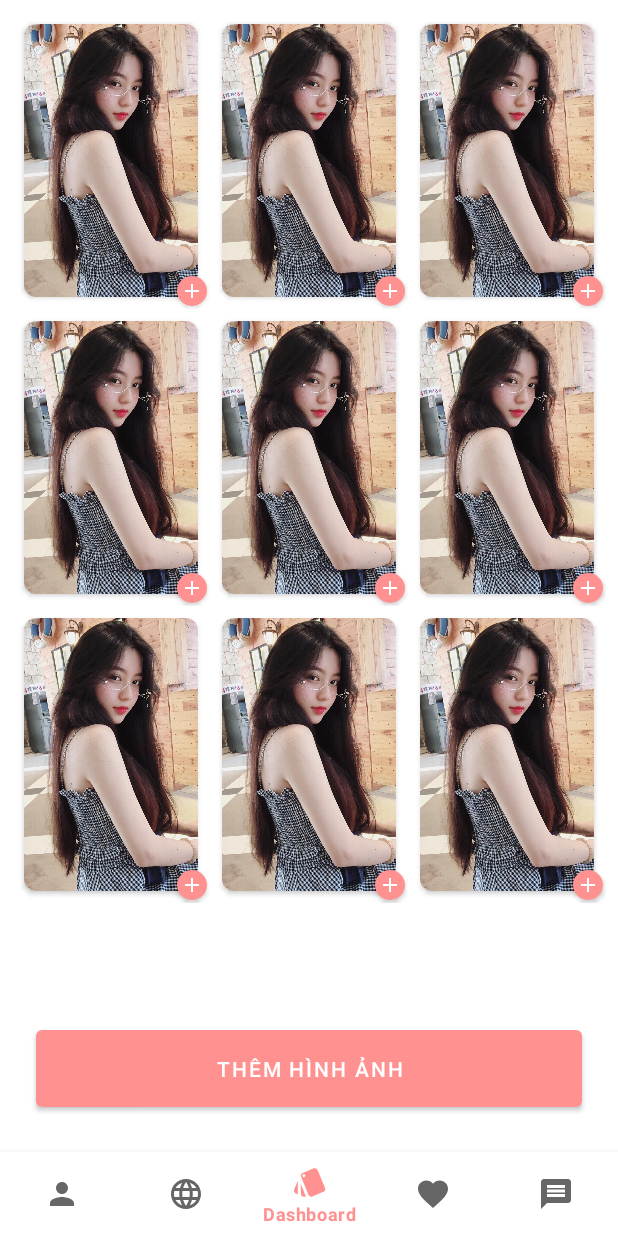
After one commit to tranphunguyen98/DateMe, an Android app: the EditProfileFragment screen opened through its navigation route, on a phone screen of 412 x 824 dp. The commit adds this screen. Run offline under Robolectric (Android 15) with nearby library versions, the phone set to English and light mode, and no system bars; our stand-ins replace Dagger/Hilt's generated code, Firebase (no records; nobody signed in at launch, a user with empty details on screens opened directly), data binding, navigation-ui; libraries missing offline, so code that uses them is left out: com.yuyakaido.android; Roboto replaces fonts that are not available here; 5 statements that could not run were skipped.

Commit message:
feat (EditProfile): created basically ListImage

```diff
--- /dev/null
+++ b/app/src/main/java/phu/nguyen/dateme/ui/editProfile/EditProfileFragment.kt
@@ -0,0 +1,40 @@
+package phu.nguyen.dateme.ui.editProfile
+
+import android.os.Bundle
+import android.view.LayoutInflater
+import android.view.View
+import android.view.ViewGroup
+import androidx.fragment.app.Fragment
+import androidx.lifecycle.ViewModelProviders
+import androidx.recyclerview.widget.GridLayoutManager
+import kotlinx.android.synthetic.main.edit_profile_fragment.*
+import phu.nguyen.dateme.R
+
+class EditProfileFragment : Fragment() {
+
+    companion object {
+        fun newInstance() = EditProfileFragment()
+    }
+
+    private lateinit var viewModel: EditProfileViewModel
+
+    override fun onCreateView(
+        inflater: LayoutInflater, container: ViewGroup?,
+        savedInstanceState: Bundle?
+    ): View? {
+        return inflater.inflate(R.layout.edit_profile_fragment, container, false)
+    }
+
+    override fun onActivityCreated(savedInstanceState: Bundle?) {
+        super.onActivityCreated(savedInstanceState)
+        viewModel = ViewModelProviders.of(this).get(EditProfileViewModel::class.java)
+        // TODO: Use the ViewModel
+        val image1 = "https://firebasestorage.googleapis.com/v0/b/dateme-f8ef6.appspot.com/o/1_1.jpg?alt=media&token=2e656a4d-ef49-4b77-83ae-0bdf84bea3cf"
+        val image2 = "https://firebasestorage.googleapis.com/v0/b/dateme-f8ef6.appspot.com/o/1_2.jpg?alt=media&token=79a6f89c-e232-4751-a617-79e3bfb3c023"
+
+        val listImage = listOf<String>(image1,image2,image1,image2,image1,image2,image1,image2,image1)
+        rc_images.layoutManager = GridLayoutManager(context,3)
+        rc_images.adapter = ImageEditProfileAdapter(listImage)
+    }
+
+}
--- /dev/null
+++ b/app/src/main/java/phu/nguyen/dateme/ui/editProfile/EditProfileViewModel.kt
@@ -0,0 +1,7 @@
+package phu.nguyen.dateme.ui.editProfile
+
+import androidx.lifecycle.ViewModel
+
+class EditProfileViewModel : ViewModel() {
+    // TODO: Implement the ViewModel
+}
--- /dev/null
+++ b/app/src/main/java/phu/nguyen/dateme/ui/editProfile/ImageEditProfileAdapter.kt
@@ -0,0 +1,32 @@
+package phu.nguyen.dateme.ui.editProfile
+
+import android.view.LayoutInflater
+import android.view.ViewGroup
+import androidx.recyclerview.widget.RecyclerView
+import phu.nguyen.dateme.databinding.ItemImageEditProfileBinding
+
+
+class ImageEditProfileAdapter(private val listImage: List<String>) : RecyclerView.Adapter<ImageEditProfileAdapter.ImageEditVH>() {
+
+    override fun onCreateViewHolder(parent: ViewGroup, viewType: Int): ImageEditVH {
+        val layoutInflater = LayoutInflater.from(parent.context)
+        val binding = ItemImageEditProfileBinding.inflate(layoutInflater,parent, false)
+        val lp =
+            binding.root.layoutParams
+        lp.height = (parent.measuredHeight) / 4
+        binding.root.layoutParams = lp
+        return ImageEditVH(binding)
+    }
+
+    override fun getItemCount(): Int = listImage.size
+
+    override fun onBindViewHolder(holder: ImageEditVH, position: Int) {
+        holder.bind(listImage[position])
+    }
+
+    class ImageEditVH(private val binding: ItemImageEditProfileBinding) : RecyclerView.ViewHolder(binding.root) {
+        fun bind(image: String) {
+            binding.image = image
+        }
+    }
+}
--- a/app/src/main/java/phu/nguyen/dateme/ui/profile/ProfileFragment.kt
+++ b/app/src/main/java/phu/nguyen/dateme/ui/profile/ProfileFragment.kt
@@ -29,5 +29,8 @@ class ProfileFragment : Fragment() {
         btn_setting.setOnClickListener {
             findNavController().navigate(R.id.action_navigation_profile_to_settingFragment)
         }
+        btn_edit.setOnClickListener {
+            findNavController().navigate(R.id.action_navigation_profile_to_editProfileFragment)
+        }
     }
 }
--- /dev/null
+++ b/app/src/main/res/drawable/background_circle_primary.xml
@@ -0,0 +1,5 @@
+<?xml version="1.0" encoding="utf-8"?>
+<shape android:shape="oval"
+    xmlns:android="http://schemas.android.com/apk/res/android">
+    <solid android:color="@color/colorPrimary" />
+</shape>
--- /dev/null
+++ b/app/src/main/res/drawable/ic_add_white_12.xml
@@ -0,0 +1,5 @@
+<vector android:height="16dp" android:tint="#FFFFFF"
+    android:viewportHeight="24" android:viewportWidth="24"
+    android:width="16dp" xmlns:android="http://schemas.android.com/apk/res/android">
+    <path android:fillColor="@android:color/white" android:pathData="M19,13h-6v6h-2v-6H5v-2h6V5h2v6h6v2z"/>
+</vector>
--- /dev/null
+++ b/app/src/main/res/layout/edit_profile_fragment.xml
@@ -0,0 +1,35 @@
+<?xml version="1.0" encoding="utf-8"?>
+<androidx.constraintlayout.widget.ConstraintLayout xmlns:android="http://schemas.android.com/apk/res/android"
+    xmlns:app="http://schemas.android.com/apk/res-auto"
+    xmlns:tools="http://schemas.android.com/tools"
+    android:layout_width="match_parent"
+    android:layout_height="match_parent"
+    android:padding="8dp"
+    tools:context=".ui.editProfile.EditProfileFragment">
+
+    <androidx.recyclerview.widget.RecyclerView
+        android:id="@+id/rc_images"
+        android:layout_width="match_parent"
+        android:layout_height="match_parent"
+        android:layout_marginBottom="16dp"
+        app:layout_constraintBottom_toTopOf="@+id/btn_add_image"
+        app:layout_constraintEnd_toEndOf="parent"
+        app:layout_constraintStart_toStartOf="parent"
+        app:layout_constraintTop_toTopOf="parent"
+        app:layout_constraintVertical_bias="1.0">
+
+    </androidx.recyclerview.widget.RecyclerView>
+
+    <Button
+        android:id="@+id/btn_add_image"
+        android:layout_width="0dp"
+        android:layout_height="wrap_content"
+        android:layout_marginStart="16dp"
+        android:layout_marginEnd="16dp"
+        android:layout_marginBottom="72dp"
+        android:padding="16dp"
+        android:text="Thêm hình ảnh"
+        app:layout_constraintBottom_toBottomOf="parent"
+        app:layout_constraintEnd_toEndOf="parent"
+        app:layout_constraintStart_toStartOf="parent" />
+</androidx.constraintlayout.widget.ConstraintLayout>
--- /dev/null
+++ b/app/src/main/res/layout/item_image_edit_profile.xml
@@ -0,0 +1,51 @@
+<?xml version="1.0" encoding="utf-8"?>
+<layout xmlns:tools="http://schemas.android.com/tools"
+    xmlns:android="http://schemas.android.com/apk/res/android"
+    xmlns:app="http://schemas.android.com/apk/res-auto">
+
+    <data>
+        <variable
+            name="image"
+            type="String" />
+    </data>
+
+    <androidx.constraintlayout.widget.ConstraintLayout
+        android:layout_width="match_parent"
+        android:layout_height="match_parent">
+
+        <androidx.cardview.widget.CardView
+            android:id="@+id/cv_image_edit"
+            android:layout_width="match_parent"
+            android:elevation="1dp"
+            android:layout_height="match_parent"
+            app:cardCornerRadius="8dp"
+            android:layout_margin="8dp"
+            app:layout_constraintEnd_toEndOf="parent"
+            app:layout_constraintStart_toStartOf="parent"
+            app:layout_constraintTop_toTopOf="parent">
+
+            <ImageView
+                android:id="@+id/img_edit"
+                style="@style/imageEditProfile"
+                loadImage="@{image}"
+                android:layout_width="match_parent"
+                android:layout_height="match_parent"
+                android:cropToPadding="true"
+                android:src="@drawable/image_avatar1" />
+
+
+        </androidx.cardview.widget.CardView>
+
+        <ImageView
+            android:id="@+id/imageView4"
+            android:layout_width="wrap_content"
+            android:layout_height="wrap_content"
+            android:background="@drawable/background_circle_primary"
+            android:elevation="2dp"
+            android:padding="2dp"
+            android:layout_margin="2dp"
+            app:layout_constraintBottom_toBottomOf="parent"
+            app:layout_constraintEnd_toEndOf="parent"
+            app:srcCompat="@drawable/ic_add_white_12" />
+    </androidx.constraintlayout.widget.ConstraintLayout>
+</layout>
--- a/app/src/main/res/navigation/mobile_navigation.xml
+++ b/app/src/main/res/navigation/mobile_navigation.xml
@@ -11,6 +11,9 @@
         <action
             android:id="@+id/action_navigation_profile_to_settingFragment"
             app:destination="@id/settingFragment" />
+        <action
+            android:id="@+id/action_navigation_profile_to_editProfileFragment"
+            app:destination="@id/editProfileFragment" />
     </fragment>
     <fragment
         android:id="@+id/navigation_explore"
@@ -52,4 +55,9 @@
         android:name="phu.nguyen.dateme.ui.setting.SettingFragment"
         android:label="setting_fragment"
         tools:layout="@layout/setting_fragment" />
+    <fragment
+        android:id="@+id/editProfileFragment"
+        android:name="phu.nguyen.dateme.ui.editProfile.EditProfileFragment"
+        android:label="edit_profile_fragment"
+        tools:layout="@layout/edit_profile_fragment" />
 </navigation>
--- a/app/src/main/res/values/styles.xml
+++ b/app/src/main/res/values/styles.xml
@@ -100,4 +100,8 @@
         <item name="android:paddingBottom">4dp</item>
         <item name="android:textColor">@color/white</item>
     </style>
+
+    <style name="imageEditProfile">
+        <item name="android:scaleType">centerCrop</item>
+    </style>
 </resources>
```
